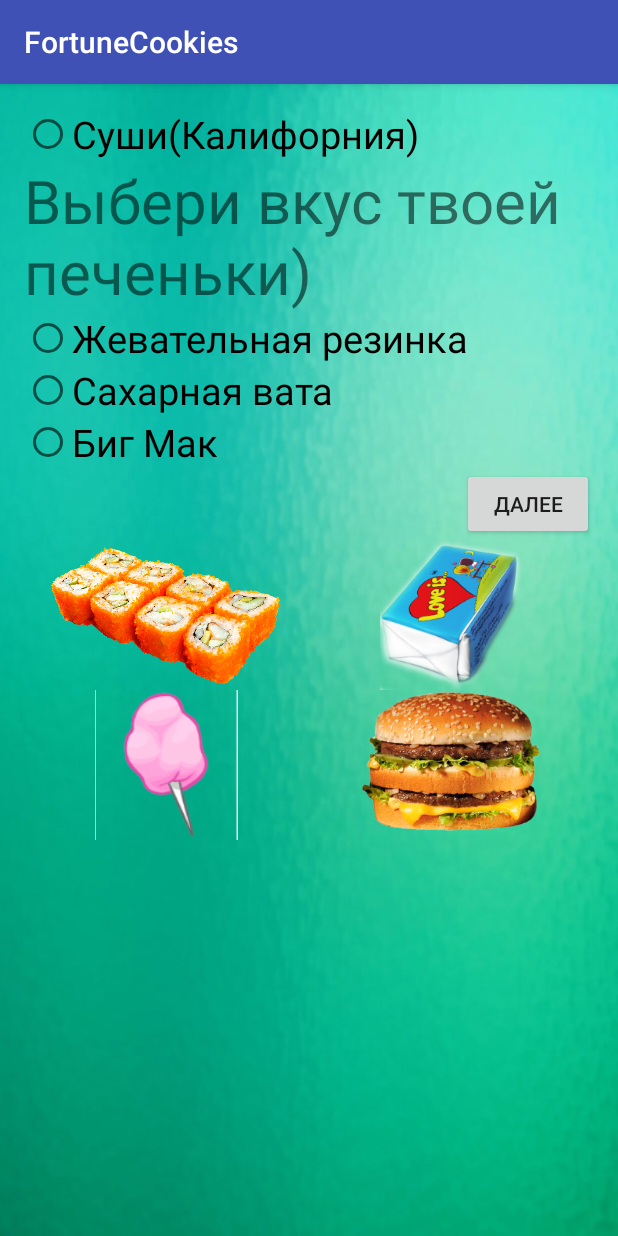
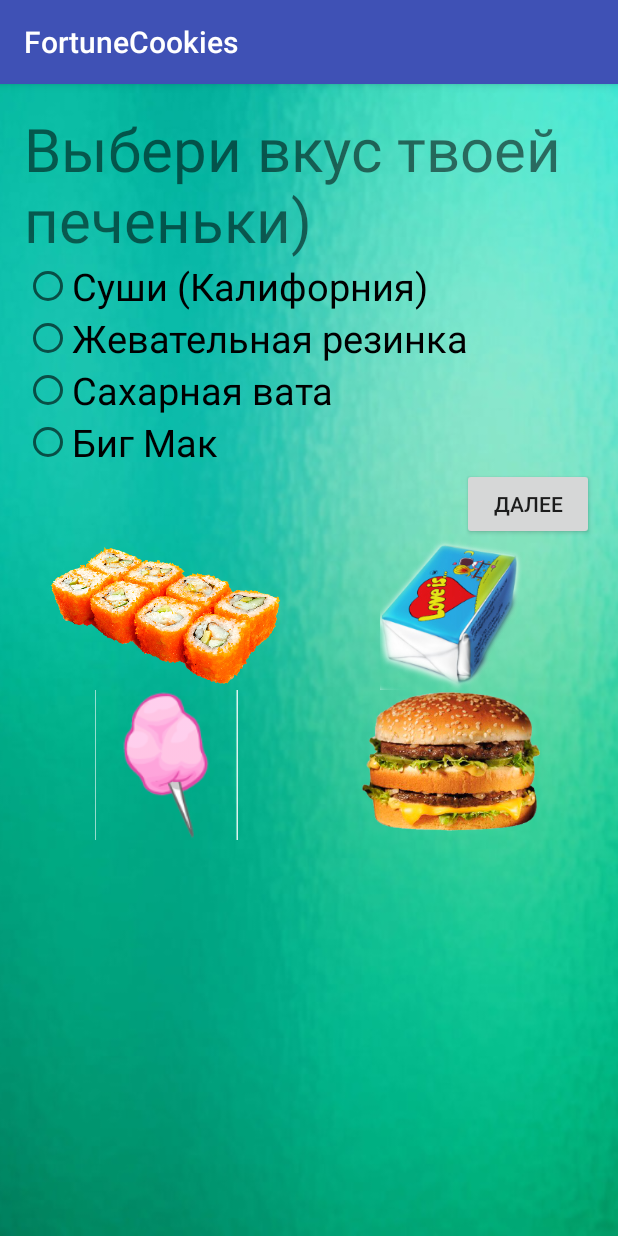
Before and after one commit to AppCampSiberia/FortuneCookies, an Android app: the FlavorActivity screen opened directly, with no data from a screen before it, on a phone screen of 412 x 824 dp. Run offline under Robolectric (Android 15) with nearby library versions, the phone set to English and light mode, and no system bars.

Commit message:
изменено положение вкуса и поставлен пробел между словом и скобочкой

```diff
--- a/app/src/main/res/layout/activity_flavor.xml
+++ b/app/src/main/res/layout/activity_flavor.xml
@@ -50,20 +50,20 @@
                 android:layout_width="match_parent"
                 android:layout_height="match_parent">
 
-                <RadioButton
-                    android:layout_width="match_parent"
-                    android:layout_height="wrap_content"
-                    android:text="Суши(Калифорния)"
-                    android:id="@+id/radioButton"
-                    android:checked="false"
-                    android:textSize="25sp" />
-
                 <TextView
                     android:layout_width="wrap_content"
                     android:layout_height="wrap_content"
                     android:text="Выбери вкус твоей печеньки)"
                     android:id="@+id/textView2"
                     android:textSize="40sp" />
+
+                <RadioButton
+                    android:layout_width="match_parent"
+                    android:layout_height="wrap_content"
+                    android:text="Суши (Калифорния)"
+                    android:id="@+id/radioButton"
+                    android:checked="false"
+                    android:textSize="25sp" />
 
                 <RadioButton
                     android:layout_width="match_parent"
```
